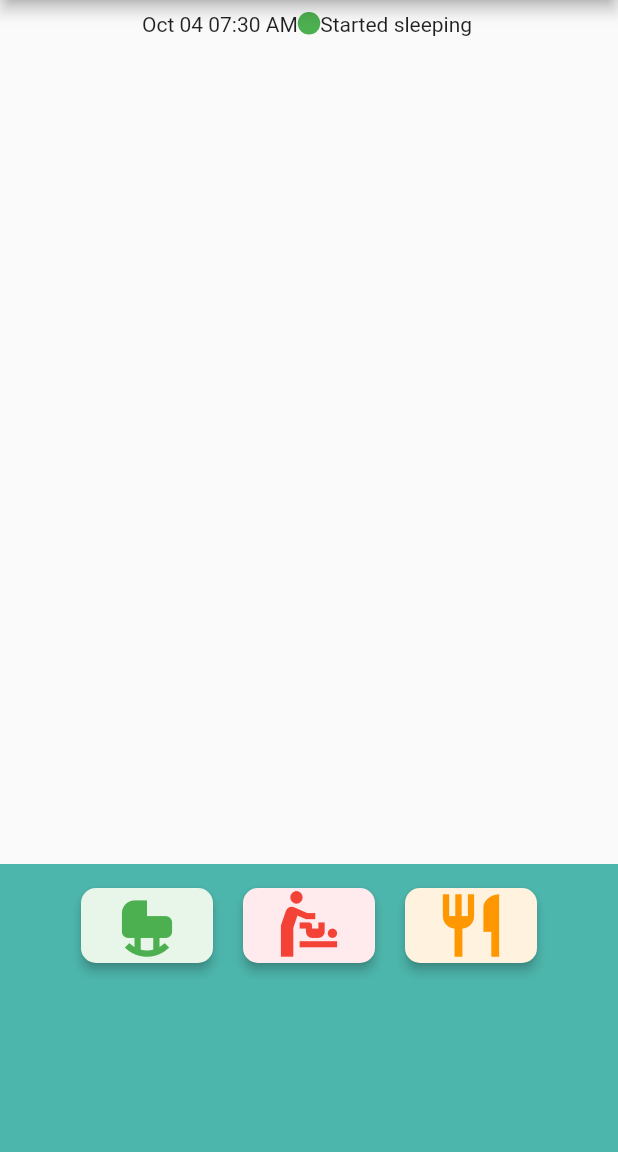
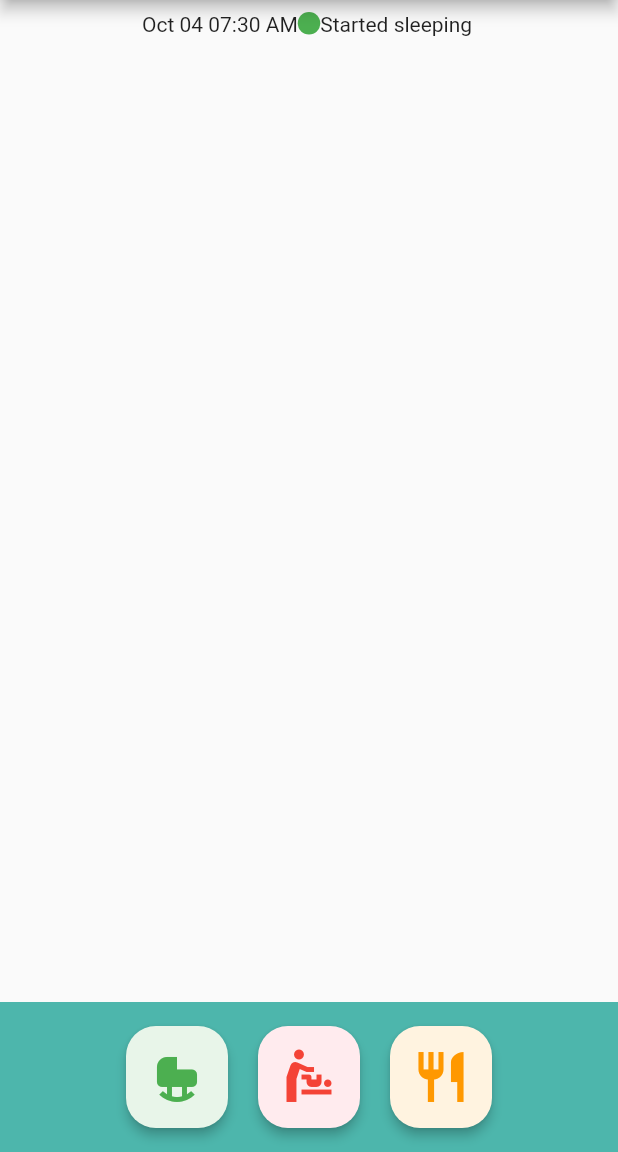
Before and after one commit to Matt0911/baby-binder, a Flutter app: the screen it shows after launch, on a phone screen of 412 x 824 dp, the part 84-1236 px from its top. Run offline on Flutter 3.47's test engine with Material 2 defaults, Android fonts, the phone set to English and light mode, and no system bars; drawn by our look-alikes of timelines.

Commit message:
break different events into separate files to prepare for adding more event specific code, structure of passing data and updateData function from ActionDialog to dynamic content

```diff
--- a/lib/child_story.dart
+++ b/lib/child_story.dart
@@ -1,7 +1,10 @@
 import 'package:flutter/material.dart';
 import 'package:timelines/timelines.dart';
 import 'dart:math';
-import 'story_events.dart';
+import 'events/story_events.dart';
+import 'events/sleep_events.dart';
+import 'events/diaper_event.dart';
+import 'events/feeding_event.dart';
 
 class EventButton extends StatelessWidget {
   const EventButton({
@@ -22,29 +25,12 @@
   Widget build(BuildContext context) {
     return RawMaterialButton(
       elevation: 3,
+      constraints: BoxConstraints(minWidth: size + 8, minHeight: size + 8),
       shape: RoundedRectangleBorder(
-        borderRadius: BorderRadius.circular(10),
+        borderRadius: BorderRadius.circular(20),
       ),
       fillColor: backgroundColor,
-      onPressed: () {
-        // onPressed();
-        showDialog(
-            context: context,
-            builder: (BuildContext context) => AlertDialog(
-                  title: const Text('AlertDialog Title'),
-                  content: const Text('AlertDialog description'),
-                  actions: <Widget>[
-                    TextButton(
-                      onPressed: () => Navigator.pop(context, 'Cancel'),
-                      child: const Text('Cancel'),
-                    ),
-                    TextButton(
-                      onPressed: () => Navigator.pop(context, 'OK'),
-                      child: const Text('OK'),
-                    ),
-                  ],
-                ));
-      },
+      onPressed: () => onPressed(),
       child: Icon(
         icon,
         size: size / 1.5,
@@ -63,10 +49,27 @@
 
 class _ChildStoryState extends State<ChildStory> {
   StoryData story = StoryData();
-  void _addEvent(EventType type) {
+  void _addEvent(StoryEvent event) async {
+    if (event.requiresDialog()) {
+      List results = await showDialog(
+        context: context,
+        builder: (BuildContext context) => event.buildAddDialog(),
+        barrierDismissible: false,
+      );
+      bool didSave = results[0];
+      if (didSave) {
         setState(() {
-      story.addEvent(type);
+          print('data from dialog: ${results[1]}');
+          story.addEvent(event);
         });
+      } else {
+        print('user cancelled');
+      }
+    } else {
+      setState(() {
+        story.addEvent(event);
+      });
+    }
   }
 
   bool clicked = false;
@@ -82,7 +85,7 @@
         Expanded(
             flex: 3,
             child: Padding(
-              padding: const EdgeInsets.all(8.0),
+              padding: const EdgeInsets.only(top: 8.0, bottom: 8.0),
               child: Timeline.tileBuilder(
                 builder: TimelineTileBuilder.connected(
                   connectionDirection: ConnectionDirection.after,
@@ -141,7 +144,7 @@
       {Key? key, required this.isSleeping, required this.addEvent})
       : super(key: key);
   final bool isSleeping;
-  final Function addEvent;
+  final Function(StoryEvent) addEvent;
 
   @override
   _AddEventButtonsState createState() => _AddEventButtonsState();
@@ -152,9 +155,7 @@
 
   @override
   Widget build(BuildContext context) {
-    return Expanded(
-      flex: 1,
-      child: Material(
+    return Material(
       color: Colors.teal[300],
       child: Padding(
         padding: const EdgeInsets.all(16.0),
@@ -165,35 +166,33 @@
           runSpacing: 20,
           children: [
             EventButton(
-                size: 75,
+              size: 60,
               backgroundColor: EventType.ended_sleeping.backgroundColor,
               icon: EventType.ended_sleeping.icon,
               iconColor: EventType.ended_sleeping.iconColor,
-                onPressed: () => widget.addEvent(widget.isSleeping
-                    ? EventType.ended_sleeping
-                    : EventType.started_sleeping),
+              onPressed: () => widget.addEvent(
+                  widget.isSleeping ? EndSleepEvent() : StartSleepEvent()),
             ),
             EventButton(
-                size: 75,
+              size: 60,
               backgroundColor: EventType.diaper.backgroundColor,
               icon: EventType.diaper.icon,
               iconColor: EventType.diaper.iconColor,
               onPressed: () {
                 setState(() {
-                    widget.addEvent(EventType.diaper);
+                  widget.addEvent(DiaperEvent());
                   clicked = true;
                 });
               },
             ),
             EventButton(
-                size: 75,
+              size: 60,
               backgroundColor: EventType.feeding.backgroundColor,
               icon: EventType.feeding.icon,
               iconColor: EventType.feeding.iconColor,
-                onPressed: () => widget.addEvent(EventType.feeding),
+              onPressed: () => widget.addEvent(FeedingEvent()),
             ),
           ],
-          ),
         ),
       ),
     );
@@ -202,14 +201,16 @@
 
 class StoryData {
   List<StoryEvent> _events = [
-    StoryEvent.withTime(EventType.started_sleeping,
-        DateTime.now().subtract(Duration(hours: 3))),
+    StartSleepEvent.withTime(
+      eventTime: DateTime.now().subtract(Duration(hours: 3)),
+    ),
   ];
   bool _isSleeping = true;
 
   List<StoryEvent> getEvents() => _events;
-  void addEvent(EventType type) {
-    _events.insert(0, StoryEvent(type));
+  void addEvent(StoryEvent event) {
+    _events.insert(0, event);
+    EventType type = event.getEventType();
     if (type == EventType.started_sleeping) _isSleeping = true;
     if (type == EventType.ended_sleeping) _isSleeping = false;
   }
--- /dev/null
+++ b/lib/events/diaper_event.dart
@@ -0,0 +1,71 @@
+import 'package:flutter/material.dart';
+import 'story_events.dart';
+import 'add_event_dialog.dart';
+
+class DiaperDialogContent extends StatelessWidget {
+  const DiaperDialogContent({
+    Key? key,
+    required this.eventData,
+    required this.updateEventData,
+  }) : super(key: key);
+  final Map<String, dynamic> eventData;
+  final Function updateEventData;
+
+  @override
+  Widget build(BuildContext context) {
+    return Column(
+      children: [
+        Text('diaper'),
+        TextButton(
+            onPressed: () {
+              updateEventData({
+                'poopy':
+                    eventData.containsKey('poopy') ? !eventData['poopy'] : true,
+              });
+            },
+            child: Text('poop'))
+      ],
+    );
+  }
+}
+
+Widget _buildDiaperDialogContent(
+    Map<String, dynamic> eventData, Function updateEventData) {
+  return DiaperDialogContent(
+    eventData: eventData,
+    updateEventData: updateEventData,
+  );
+}
+
+final Widget Function(Function? onSave) _diaperDialogBuilder =
+    (onSave) => AddEventDialog(
+          title: EventType.diaper.description,
+          content: _buildDiaperDialogContent,
+        );
+
+class DiaperEvent extends StoryEvent {
+  DiaperEvent()
+      : super(
+          EventType.diaper,
+          DateTime.now(),
+          EventType.diaper.description,
+          EventType.diaper.icon,
+          EventType.diaper.iconColor,
+          EventType.diaper.backgroundColor,
+          true,
+          _diaperDialogBuilder,
+        );
+
+  DiaperEvent.withTime({
+    required eventTime,
+  }) : super(
+          EventType.diaper,
+          eventTime,
+          EventType.diaper.description,
+          EventType.diaper.icon,
+          EventType.diaper.iconColor,
+          EventType.diaper.backgroundColor,
+          true,
+          _diaperDialogBuilder,
+        );
+}
--- /dev/null
+++ b/lib/events/feeding_event.dart
@@ -0,0 +1,59 @@
+import 'package:flutter/material.dart';
+import 'story_events.dart';
+import 'add_event_dialog.dart';
+
+class FeedingDialogContent extends StatelessWidget {
+  const FeedingDialogContent({
+    Key? key,
+    required this.eventData,
+    required this.updateEventData,
+  }) : super(key: key);
+  final Map<String, dynamic> eventData;
+  final Function updateEventData;
+
+  @override
+  Widget build(BuildContext context) {
+    return Text('feeding');
+  }
+}
+
+Widget _buildFeedingDialogContent(
+    Map<String, dynamic> eventData, Function updateEventData) {
+  return FeedingDialogContent(
+    eventData: eventData,
+    updateEventData: updateEventData,
+  );
+}
+
+final Widget Function(Function? onSave) _feedingDialogBuilder =
+    (onSave) => AddEventDialog(
+          title: EventType.diaper.description,
+          content: _buildFeedingDialogContent,
+        );
+
+class FeedingEvent extends StoryEvent {
+  FeedingEvent()
+      : super(
+          EventType.feeding,
+          DateTime.now(),
+          EventType.feeding.description,
+          EventType.feeding.icon,
+          EventType.feeding.iconColor,
+          EventType.feeding.backgroundColor,
+          true,
+          _feedingDialogBuilder,
+        );
+
+  FeedingEvent.withTime({
+    required eventTime,
+  }) : super(
+          EventType.feeding,
+          eventTime,
+          EventType.feeding.description,
+          EventType.feeding.icon,
+          EventType.feeding.iconColor,
+          EventType.feeding.backgroundColor,
+          true,
+          _feedingDialogBuilder,
+        );
+}
--- /dev/null
+++ b/lib/events/sleep_events.dart
@@ -0,0 +1,55 @@
+import 'story_events.dart';
+
+class StartSleepEvent extends StoryEvent {
+  StartSleepEvent()
+      : super(
+          EventType.started_sleeping,
+          DateTime.now(),
+          EventType.started_sleeping.description,
+          EventType.started_sleeping.icon,
+          EventType.started_sleeping.iconColor,
+          EventType.started_sleeping.backgroundColor,
+          false,
+          emptyBuilder,
+        );
+
+  StartSleepEvent.withTime({
+    required eventTime,
+  }) : super(
+          EventType.started_sleeping,
+          eventTime,
+          EventType.started_sleeping.description,
+          EventType.started_sleeping.icon,
+          EventType.started_sleeping.iconColor,
+          EventType.started_sleeping.backgroundColor,
+          false,
+          emptyBuilder,
+        );
+}
+
+class EndSleepEvent extends StoryEvent {
+  EndSleepEvent()
+      : super(
+          EventType.ended_sleeping,
+          DateTime.now(),
+          EventType.ended_sleeping.description,
+          EventType.ended_sleeping.icon,
+          EventType.ended_sleeping.iconColor,
+          EventType.ended_sleeping.backgroundColor,
+          false,
+          emptyBuilder,
+        );
+
+  EndSleepEvent.withTime({
+    required eventTime,
+  }) : super(
+          EventType.ended_sleeping,
+          eventTime,
+          EventType.ended_sleeping.description,
+          EventType.ended_sleeping.icon,
+          EventType.ended_sleeping.iconColor,
+          EventType.ended_sleeping.backgroundColor,
+          false,
+          emptyBuilder,
+        );
+}
--- a/lib/story_events.dart
+++ b/lib/events/story_events.dart
@@ -1,5 +1,6 @@
 import 'package:flutter/material.dart';
 import 'package:intl/intl.dart';
+import 'add_event_dialog.dart';
 
 enum EventType {
   diaper,
@@ -70,16 +71,37 @@
   }
 }
 
-class StoryEvent {
-  EventType _eventType;
-  DateTime _eventTime = DateTime.now();
-  final DateFormat formatter = DateFormat('MMM dd hh:mm a');
+abstract class StoryEvent {
+  final EventType _eventType;
+  final DateTime _eventTime;
+  final DateFormat _formatter = DateFormat('MMM dd hh:mm a');
+  final String _description;
+  final IconData _icon;
+  final Color _iconColor;
+  final Color _backgroundColor;
+  final bool _requiresDialog;
+  final Widget Function(Function? onSave) _buildAddDialog;
 
-  StoryEvent(this._eventType);
-  StoryEvent.withTime(this._eventType, this._eventTime);
+  StoryEvent(
+      this._eventType,
+      this._eventTime,
+      this._description,
+      this._icon,
+      this._iconColor,
+      this._backgroundColor,
+      this._requiresDialog,
+      this._buildAddDialog);
 
-  String getFormattedTime() => formatter.format(_eventTime.toLocal());
+  String getFormattedTime() => _formatter.format(_eventTime.toLocal());
   DateTime getLocalTime() => _eventTime.toLocal();
   EventType getEventType() => _eventType;
-  String getDescription() => _eventType.description;
+  String getDescription() => _description;
+  IconData getIcon() => _icon;
+  Color getIconColor() => _iconColor;
+  Color getBackgroundColor() => _backgroundColor;
+  bool requiresDialog() => _requiresDialog;
+  Widget buildAddDialog() => _buildAddDialog(null);
 }
+
+final Widget Function(Function? onSave) emptyBuilder =
+    (onSave) => SizedBox.shrink();
```
Also changed, not shown: lib/events/add_event_dialog.dart (added, +40 -0 lines). Lines whose indentation alone changed are shown as unchanged.
